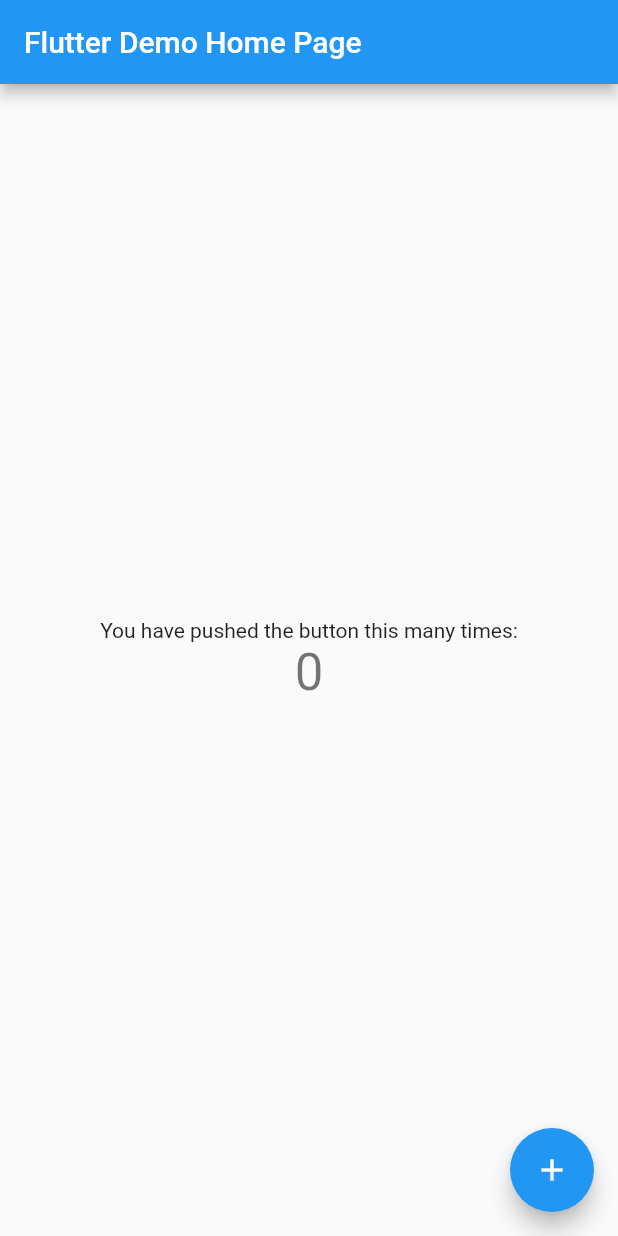
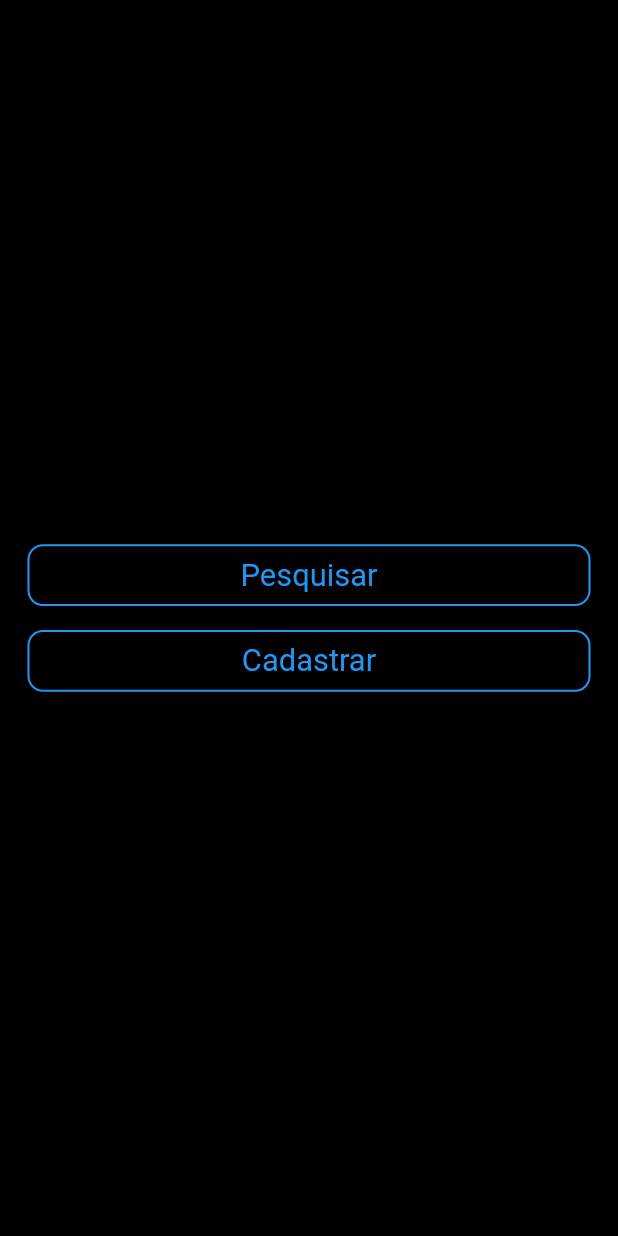
Before and after one commit to BernardoOliveira1/client_register_app, a Flutter app: the screen it shows after launch, on a phone screen of 412 x 824 dp. Run offline on Flutter 3.47's test engine with Material 2 defaults, Android fonts, the phone set to English and light mode, and no system bars.

Commit message:
initial_design: adds home page

```diff
--- a/lib/main.dart
+++ b/lib/main.dart
@@ -1,115 +1,21 @@
+import 'package:client_register_app/presentation/pages/home_page.dart';
 import 'package:flutter/material.dart';
 
 void main() {
-  runApp(const MyApp());
+  runApp(const RegisterApp());
 }
 
-class MyApp extends StatelessWidget {
-  const MyApp({Key? key}) : super(key: key);
+class RegisterApp extends StatelessWidget {
+  const RegisterApp({Key? key}) : super(key: key);
 
-  // This widget is the root of your application.
   @override
   Widget build(BuildContext context) {
     return MaterialApp(
-      title: 'Flutter Demo',
+      title: 'Client Register App',
       theme: ThemeData(
-        // This is the theme of your application.
-        //
-        // Try running your application with "flutter run". You'll see the
-        // application has a blue toolbar. Then, without quitting the app, try
-        // changing the primarySwatch below to Colors.green and then invoke
-        // "hot reload" (press "r" in the console where you ran "flutter run",
-        // or simply save your changes to "hot reload" in a Flutter IDE).
-        // Notice that the counter didn't reset back to zero; the application
-        // is not restarted.
         primarySwatch: Colors.blue,
       ),
-      home: const MyHomePage(title: 'Flutter Demo Home Page'),
+      home: const HomePage(),
     );
   }
 }
-
-class MyHomePage extends StatefulWidget {
-  const MyHomePage({Key? key, required this.title}) : super(key: key);
-
-  // This widget is the home page of your application. It is stateful, meaning
-  // that it has a State object (defined below) that contains fields that affect
-  // how it looks.
-
-  // This class is the configuration for the state. It holds the values (in this
-  // case the title) provided by the parent (in this case the App widget) and
-  // used by the build method of the State. Fields in a Widget subclass are
-  // always marked "final".
-
-  final String title;
-
-  @override
-  State<MyHomePage> createState() => _MyHomePageState();
-}
-
-class _MyHomePageState extends State<MyHomePage> {
-  int _counter = 0;
-
-  void _incrementCounter() {
-    setState(() {
-      // This call to setState tells the Flutter framework that something has
-      // changed in this State, which causes it to rerun the build method below
-      // so that the display can reflect the updated values. If we changed
-      // _counter without calling setState(), then the build method would not be
-      // called again, and so nothing would appear to happen.
-      _counter++;
-    });
-  }
-
-  @override
-  Widget build(BuildContext context) {
-    // This method is rerun every time setState is called, for instance as done
-    // by the _incrementCounter method above.
-    //
-    // The Flutter framework has been optimized to make rerunning build methods
-    // fast, so that you can just rebuild anything that needs updating rather
-    // than having to individually change instances of widgets.
-    return Scaffold(
-      appBar: AppBar(
-        // Here we take the value from the MyHomePage object that was created by
-        // the App.build method, and use it to set our appbar title.
-        title: Text(widget.title),
-      ),
-      body: Center(
-        // Center is a layout widget. It takes a single child and positions it
-        // in the middle of the parent.
-        child: Column(
-          // Column is also a layout widget. It takes a list of children and
-          // arranges them vertically. By default, it sizes itself to fit its
-          // children horizontally, and tries to be as tall as its parent.
-          //
-          // Invoke "debug painting" (press "p" in the console, choose the
-          // "Toggle Debug Paint" action from the Flutter Inspector in Android
-          // Studio, or the "Toggle Debug Paint" command in Visual Studio Code)
-          // to see the wireframe for each widget.
-          //
-          // Column has various properties to control how it sizes itself and
-          // how it positions its children. Here we use mainAxisAlignment to
-          // center the children vertically; the main axis here is the vertical
-          // axis because Columns are vertical (the cross axis would be
-          // horizontal).
-          mainAxisAlignment: MainAxisAlignment.center,
-          children: <Widget>[
-            const Text(
-              'You have pushed the button this many times:',
-            ),
-            Text(
-              '$_counter',
-              style: Theme.of(context).textTheme.headline4,
-            ),
-          ],
-        ),
-      ),
-      floatingActionButton: FloatingActionButton(
-        onPressed: _incrementCounter,
-        tooltip: 'Increment',
-        child: const Icon(Icons.add),
-      ), // This trailing comma makes auto-formatting nicer for build methods.
-    );
-  }
-}
--- /dev/null
+++ b/lib/presentation/pages/home_page.dart
@@ -0,0 +1,97 @@
+import 'package:client_register_app/presentation/pages/register_page.dart';
+import 'package:flutter/material.dart';
+
+class HomePage extends StatelessWidget {
+  const HomePage({Key? key}) : super(key: key);
+
+  @override
+  Widget build(BuildContext context) {
+    final mediaQuery = MediaQuery.of(context);
+    return Scaffold(
+      backgroundColor: Colors.black,
+      body: SafeArea(
+        child: Column(
+          mainAxisAlignment: MainAxisAlignment.center,
+          children: [
+            PrimaryButton(
+              mediaQuery: mediaQuery,
+              text: 'Pesquisar',
+              onPressed: () {},
+            ),
+            PrimaryButton(
+              mediaQuery: mediaQuery,
+              text: 'Cadastrar',
+              onPressed: () => Navigator.of(context).push(
+                MaterialPageRoute(
+                  builder: (context) => const RegisterPage(),
+                ),
+              ),
+            ),
+          ],
+        ),
+      ),
+    );
+  }
+}
+
+class PrimaryButton extends StatelessWidget {
+  const PrimaryButton({
+    Key? key,
+    required this.mediaQuery,
+    required this.text,
+    required this.onPressed,
+  }) : super(key: key);
+
+  final MediaQueryData mediaQuery;
+  final String text;
+  final void Function()? onPressed;
+
+  @override
+  Widget build(BuildContext context) {
+    return Row(
+      children: [
+        Expanded(
+          child: Padding(
+            padding: EdgeInsets.fromLTRB(
+              mediaQuery.size.width * (16 / 360),
+              mediaQuery.size.width * (4 / 360),
+              mediaQuery.size.width * (16 / 360),
+              mediaQuery.size.width * (4 / 360),
+            ),
+            child: OutlinedButton(
+              style: ButtonStyle(
+                side: MaterialStateProperty.all<BorderSide>(
+                  BorderSide(
+                    width: mediaQuery.size.width * (1.2 / 360),
+                    color: Colors.blue,
+                  ),
+                ),
+                shape: MaterialStateProperty.all<RoundedRectangleBorder>(
+                  RoundedRectangleBorder(
+                    borderRadius: BorderRadius.all(
+                      Radius.circular(mediaQuery.size.width * (9 / 360)),
+                    ),
+                  ),
+                ),
+              ),
+              onPressed: onPressed,
+              child: SizedBox(
+                height: mediaQuery.size.width * 0.1,
+                child: Center(
+                  child: Text(
+                    text,
+                    style: TextStyle(
+                      fontSize: mediaQuery.size.width * (18 / 360),
+                      fontWeight: FontWeight.w400,
+                      fontStyle: FontStyle.normal,
+                    ),
+                  ),
+                ),
+              ),
+            ),
+          ),
+        ),
+      ],
+    );
+  }
+}
```
